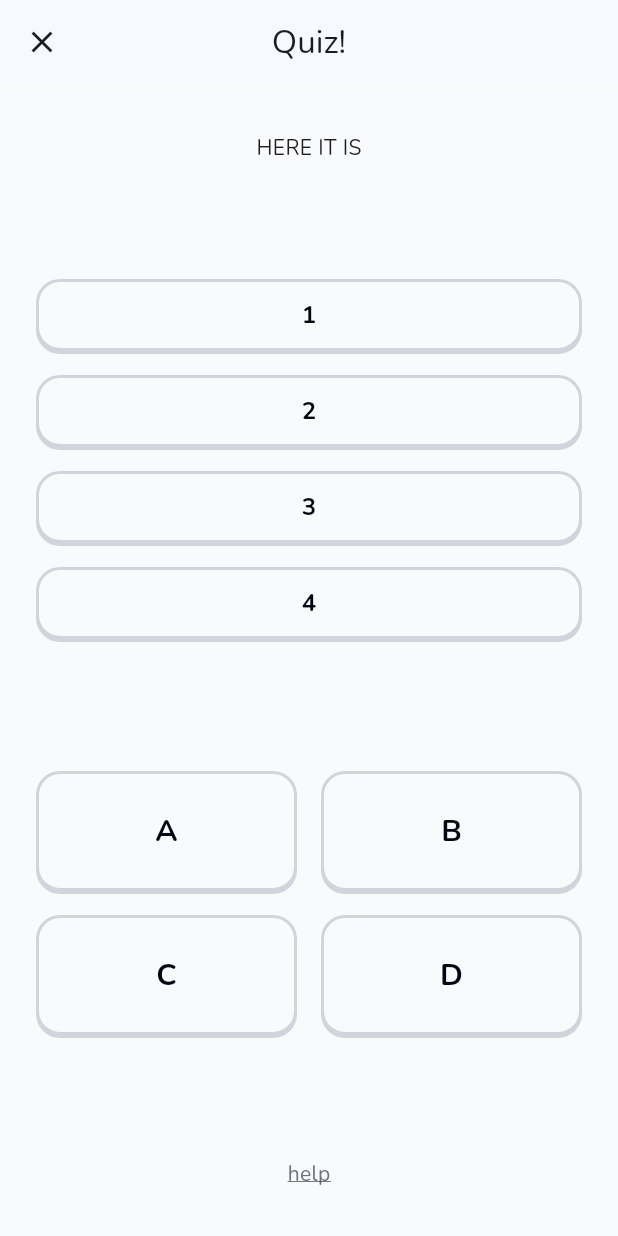
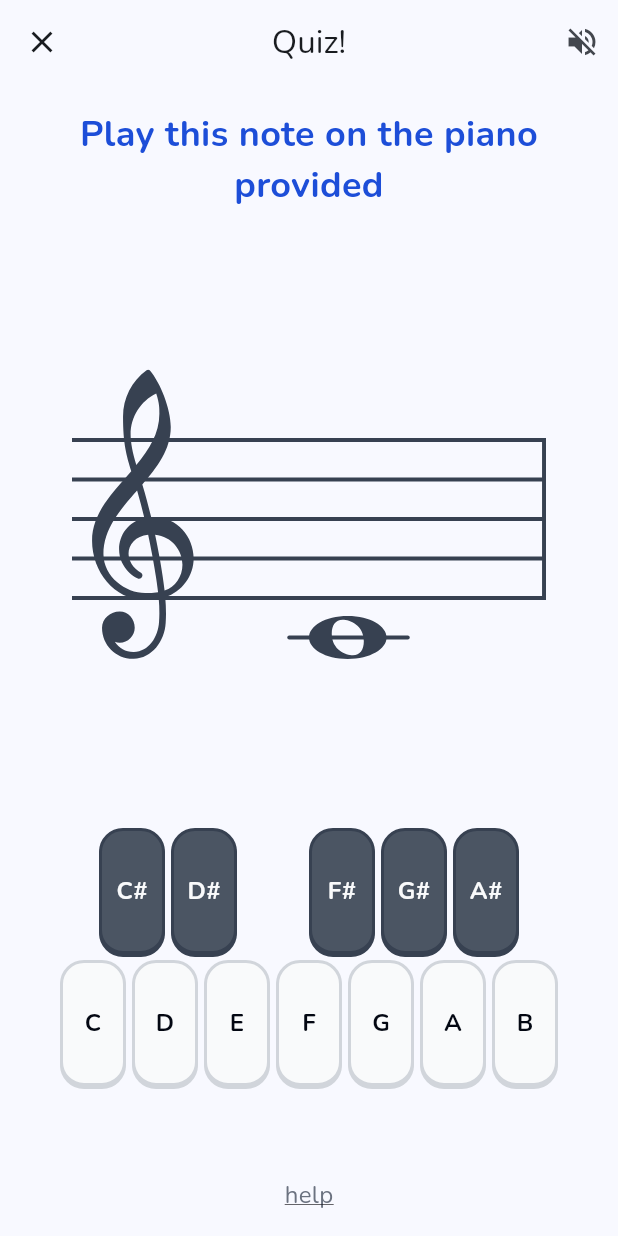
Before and after one commit to liamdoka/muscii, a Flutter app: the GamePage screen opened directly, on a phone screen of 412 x 824 dp. Run offline on Flutter 3.47's test engine with Material 3 defaults, Android fonts, the phone set to English and light mode, and no system bars; our stand-ins replace flutter_dotenv, flutter_riverpod, flutter_svg, freezed_annotation, google_fonts, riverpod_annotation; generated files the repository leaves out were written again.

Commit message:
generate stuff better fr

```diff
--- a/lib/components/buttons/answer_button_piano.dart
+++ b/lib/components/buttons/answer_button_piano.dart
@@ -1,50 +1,58 @@
 import 'package:flutter/material.dart';
+import 'package:flutter_riverpod/flutter_riverpod.dart';
 import 'package:muscii/components/buttons/piano_button.dart';
+import 'package:muscii/game/game_types/reading_game_provider.dart';
+import 'package:muscii/game/models/staff_model.dart';
 import 'package:muscii/utils/notation.dart';
 
-class AnswerButtonPiano extends StatefulWidget {
+class AnswerButtonPiano extends ConsumerStatefulWidget {
 
-  final int correctKey;
+  final NoteModel correctKey;
   final bool isAnnotated;
 
-  const AnswerButtonPiano({super.key, required this.correctKey, this.isAnnotated = false});
+  const AnswerButtonPiano({super.key, required this.correctKey, this.isAnnotated = true});
 
   @override
-  _AnswerButtonPianoState createState() => _AnswerButtonPianoState();
+  ConsumerState<AnswerButtonPiano> createState() => _AnswerButtonPianoState();
 }
 
-class _AnswerButtonPianoState extends State<AnswerButtonPiano> {
+class _AnswerButtonPianoState extends ConsumerState<AnswerButtonPiano> {
+
+  Future<void> _handleNotePressed(bool isCorrect) async {
+    ref.read(readingGameProvider.notifier).submitAnswer(isCorrect);
+  }
+
   @override
   Widget build(BuildContext context) {
-
-    // TODO: piano button width from mediaquery
-
+    // TODO: piano button width from MediaQuery
     return Column(
       mainAxisAlignment: MainAxisAlignment.center,
       crossAxisAlignment: CrossAxisAlignment.stretch,
       children: [
         Row(
           mainAxisAlignment: MainAxisAlignment.center,
-          children: [
-            PianoButton(note: NoteName.c_sharp, isTopRow: true, isAnnotated: widget.isAnnotated),
-            PianoButton(note: NoteName.d_sharp, isTopRow: true, isAnnotated: widget.isAnnotated),
-            const PianoButton(note: null), // empty button
-            PianoButton(note: NoteName.f_sharp, isTopRow: true, isAnnotated: widget.isAnnotated),
-            PianoButton(note: NoteName.g_sharp, isTopRow: true, isAnnotated: widget.isAnnotated),
-            PianoButton(note: NoteName.a_sharp, isTopRow: true, isAnnotated: widget.isAnnotated),
-          ],
+          children: PianoNotes.topNotes.map(
+            (note) => PianoButton(
+              note: note,
+              isTopRow: true,
+              isAnnotated: widget.isAnnotated,
+              onTap: () => _handleNotePressed(
+                note?.name == widget.correctKey.name.name
+              ),
+            )
+          ).toList()
         ),
         Row(
           mainAxisAlignment: MainAxisAlignment.center,
-          children: [
-            PianoButton(note: NoteName.c, isAnnotated: widget.isAnnotated),
-            PianoButton(note: NoteName.d, isAnnotated: widget.isAnnotated),
-            PianoButton(note: NoteName.e, isAnnotated: widget.isAnnotated),
-            PianoButton(note: NoteName.f, isAnnotated: widget.isAnnotated),
-            PianoButton(note: NoteName.g, isAnnotated: widget.isAnnotated),
-            PianoButton(note: NoteName.a, isAnnotated: widget.isAnnotated),
-            PianoButton(note: NoteName.b, isAnnotated: widget.isAnnotated),
-          ],
+          children: PianoNotes.bottomNotes.map(
+            (note) => PianoButton(
+              note: note,
+              isAnnotated: widget.isAnnotated,
+              onTap: () => _handleNotePressed(
+                  note.name == widget.correctKey.name.name
+              ),
+            )
+          ).toList()
         ),
       ],
     );
--- a/lib/components/buttons/piano_button.dart
+++ b/lib/components/buttons/piano_button.dart
@@ -67,7 +67,7 @@ class _PianoButtonState extends State<PianoButton> with SingleTickerProviderStat
         onTapDown: (_) => _shrinkButtonSize(),
         onTapCancel: () => _restoreButtonSize(),
         onTapUp: (_) {
-          // widget.onTap?.call();
+          widget.onTap?.call();
           print("KEYPRESSED: ${widget.note?.formattedName}");
           _restoreButtonSize();
         },
--- a/lib/game/game_page.dart
+++ b/lib/game/game_page.dart
@@ -1,14 +1,33 @@
 import 'package:flutter/material.dart';
+import 'package:flutter_riverpod/flutter_riverpod.dart';
+import 'package:flutter_svg/flutter_svg.dart';
+import 'package:muscii/components/buttons/answer_button_piano.dart';
 import 'package:muscii/constants/styles.dart';
-import 'package:muscii/components/buttons/answer_button_fat.dart';
-import 'package:muscii/components/buttons/answer_button_long.dart';
+import 'package:muscii/game/game_types/reading_game_provider.dart';
 
-class GamePage extends StatelessWidget {
+class GamePage extends ConsumerWidget {
 
   const GamePage({ super.key });
 
   @override
-  Widget build(BuildContext context) {
+  Widget build(BuildContext context, WidgetRef ref) {
+
+    final gameModel = ref.watch(readingGameProvider).value;
+    final currentQuestion = gameModel?.questions.first;
+
+    final maxWidth = MediaQuery.of(context).size.width;
+
+    final Widget svg = currentQuestion != null
+        ? SvgPicture.string(
+            currentQuestion.staff.toSvg(),
+            width: maxWidth,
+            height: maxWidth,
+            colorFilter: ColorFilter.mode(
+                primaryColor[700]!,
+                BlendMode.srcIn
+            ),
+          )
+        : const SizedBox.shrink();
 
     return Scaffold(
       appBar: AppBar(
@@ -18,48 +37,36 @@ class GamePage extends StatelessWidget {
             onPressed: () => Navigator.of(context).pop(),
             icon: const Icon(Icons.close, size: 24)
         ),
+        actions: [
+          IconButton(onPressed: () {} , icon: const Icon(Icons.volume_off))
+        ],
       ),
       body: Container(
-        padding: const EdgeInsets.symmetric(horizontal: 16.0, vertical: 32.0),
-        color: primaryColor[50],
+        padding: const EdgeInsets.all(16.0),
         child: Column(
-          mainAxisAlignment: MainAxisAlignment.spaceBetween,
+          mainAxisAlignment: MainAxisAlignment.start,
           children: [
-            const Text('HERE IT IS'),
-            const Column(
-              mainAxisAlignment: MainAxisAlignment.center,
-              crossAxisAlignment: CrossAxisAlignment.stretch,
-              children: [
-                AnswerButtonLong(text: '1'),
-                AnswerButtonLong(text: '2'),
-                AnswerButtonLong(text: '3'),
-                AnswerButtonLong(text: '4'),
-              ],
+            if (currentQuestion != null)
+              Text(currentQuestion.prompt,
+                textAlign: TextAlign.center,
+                style: TextStyle(
+                  color: accentColor[700],
+                  fontSize: 24,
+                  fontWeight: FontWeight.bold
+                ),
+              ),
+            Container(
+                padding: const EdgeInsets.symmetric(horizontal: 32.0),
+                child: svg
             ),
-            const Column(
-              mainAxisAlignment: MainAxisAlignment.center,
-              crossAxisAlignment: CrossAxisAlignment.stretch,
-              children: [
-                Row(
-                  mainAxisAlignment: MainAxisAlignment.center,
-                  children: [
-                    AnswerButtonFat(text: 'A'),
-                    AnswerButtonFat(text: 'B')
-                  ],
-                ),
-                Row(
-                  mainAxisAlignment: MainAxisAlignment.center,
-                  children: [
-                    AnswerButtonFat(text: 'C'),
-                    AnswerButtonFat(text: 'D')
-                  ],
-                )
-              ],
-            ),
+            if (currentQuestion != null)
+              AnswerButtonPiano(correctKey: currentQuestion.staff.notes.first, isAnnotated: true),
+            const Spacer(),
             Text('help',
               style: TextStyle(
-                color: primaryColor[500],
-                decoration: TextDecoration.underline
+                  fontSize: 16,
+                  color: primaryColor[500],
+                  decoration: TextDecoration.underline
               ),
             )
           ],
--- a/lib/game/game_types/reading_game_model.dart
+++ b/lib/game/game_types/reading_game_model.dart
@@ -1,4 +1,6 @@
 import 'package:freezed_annotation/freezed_annotation.dart';
+import 'package:muscii/game/models/staff_model.dart';
+import 'package:muscii/utils/notation.dart';
 
 part 'reading_game_model.g.dart';
 part 'reading_game_model.freezed.dart';
@@ -19,8 +21,8 @@ class ReadingGameModel with _$ReadingGameModel {
 class QuestionModel with _$QuestionModel {
   const factory QuestionModel({
     required String prompt,
-    required int answer,
-    String? svg,
+    required StaffModel staff,
+    bool? correct,
     List<int>? options
   }) = _QuestionModel;
 
--- a/lib/game/test_game_page.dart
+++ b/lib/game/test_game_page.dart
@@ -21,7 +21,7 @@ class TestGamePage extends StatelessWidget {
       width: maxWidth,
       height: maxWidth,
       colorFilter: ColorFilter.mode(
-        primaryColor[800]!,
+        primaryColor[700]!,
         BlendMode.srcIn
       ),
     );
@@ -47,7 +47,7 @@ class TestGamePage extends StatelessWidget {
                 padding: const EdgeInsets.symmetric(horizontal: 32.0),
                 child: svg
             ),
-            const AnswerButtonPiano(correctKey: 4, isAnnotated: true),
+            const AnswerButtonPiano(correctKey: NoteModel(name: NoteName.c, octave: 4), isAnnotated: true),
             const Spacer(),
             Text('help',
               style: TextStyle(
--- a/lib/utils/notation.dart
+++ b/lib/utils/notation.dart
@@ -25,3 +25,24 @@ enum Clef {
   treble,
   bass
 }
+
+class PianoNotes {
+  static List<NoteName?> topNotes = [
+    NoteName.c_sharp,
+    NoteName.d_sharp,
+    null,
+    NoteName.f_sharp,
+    NoteName.g_sharp,
+    NoteName.a_sharp,
+  ];
+
+  static List<NoteName> bottomNotes = [
+    NoteName.c,
+    NoteName.d,
+    NoteName.e,
+    NoteName.f,
+    NoteName.g,
+    NoteName.a,
+    NoteName.b,
+  ];
+}
```
Also changed, not shown: lib/game/game_types/reading_game_provider.dart (+12 -5 lines), lib/game/models/staff_model.dart (+8 -1 lines), lib/game/game_types/reading_game_model.freezed.dart, lib/game/game_types/reading_game_model.g.dart, lib/game/game_types/reading_game_provider.g.dart.
